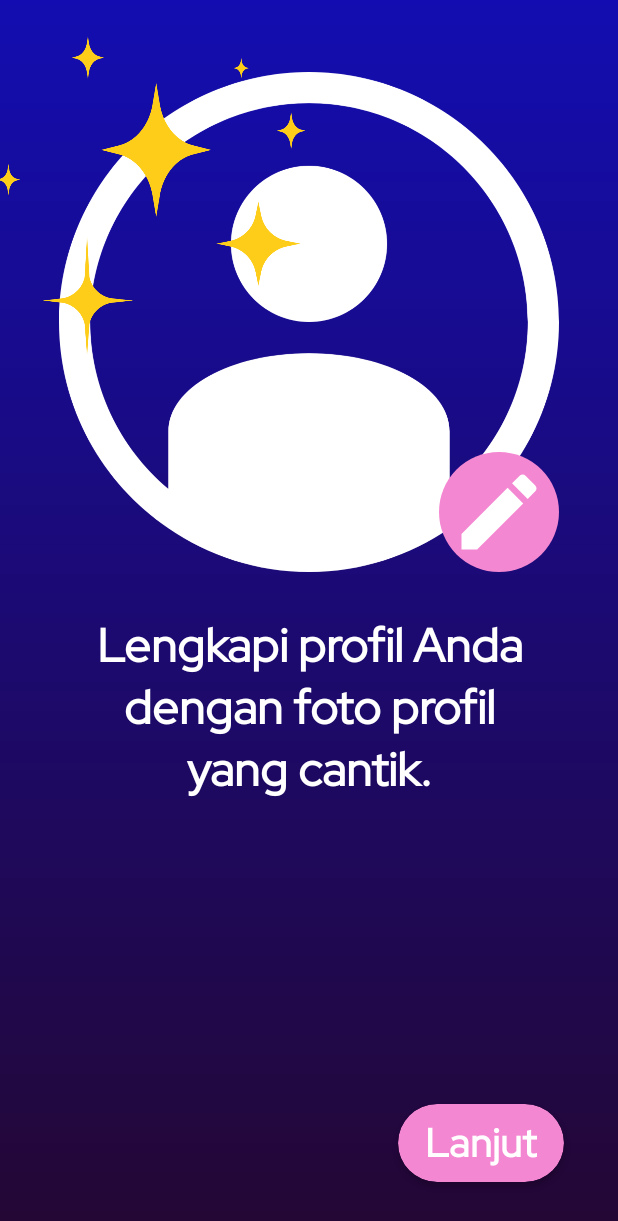
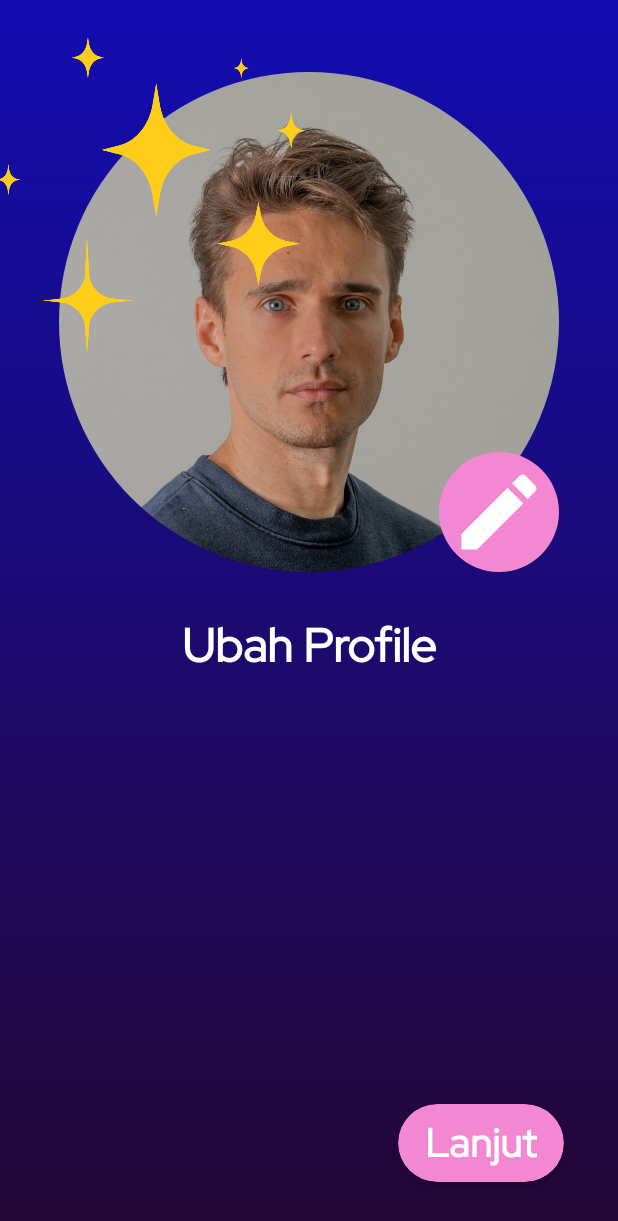
Before and after one commit to zunasha/NgobrolKuy, an Android app: the ProfilePicActivity screen opened directly, with no data from a screen before it, on a phone screen of 412 x 824 dp. Shown: the top 1221 px of the screen. Run offline under Robolectric (Android 15) with nearby library versions, the phone set to English and light mode, and no system bars; our stand-ins replace CircleImageView.

Commit message:
Nama : Hazrat Zun Asha NIM : H1D020041 SHIFT : G

```diff
--- a/app/src/main/res/layout/activity_profile_pic.xml
+++ b/app/src/main/res/layout/activity_profile_pic.xml
@@ -7,11 +7,11 @@
     android:background="@drawable/gradient_drawable"
     tools:context=".ProfilePicActivity">
 
-    <ImageView
+    <de.hdodenhof.circleimageview.CircleImageView
         android:id="@+id/profilePic"
         android:layout_width="500px"
         android:layout_height="500px"
-        android:src="@drawable/profile_placeholder"
+        android:src="@drawable/man"
         app:layout_constraintStart_toStartOf="parent"
         app:layout_constraintEnd_toEndOf="parent"
         app:layout_constraintTop_toTopOf="parent"
@@ -51,7 +51,7 @@
         android:layout_marginStart="64dp"
         android:layout_marginEnd="64dp"
         android:fontFamily="@font/redhatdisplay_regular"
-        android:text="Lengkapi profil Anda dengan foto profil yang cantik."
+        android:text="Ubah Profile"
         android:textColor="@color/white"
         android:gravity="center_horizontal"
         android:textSize="14pt"
```
